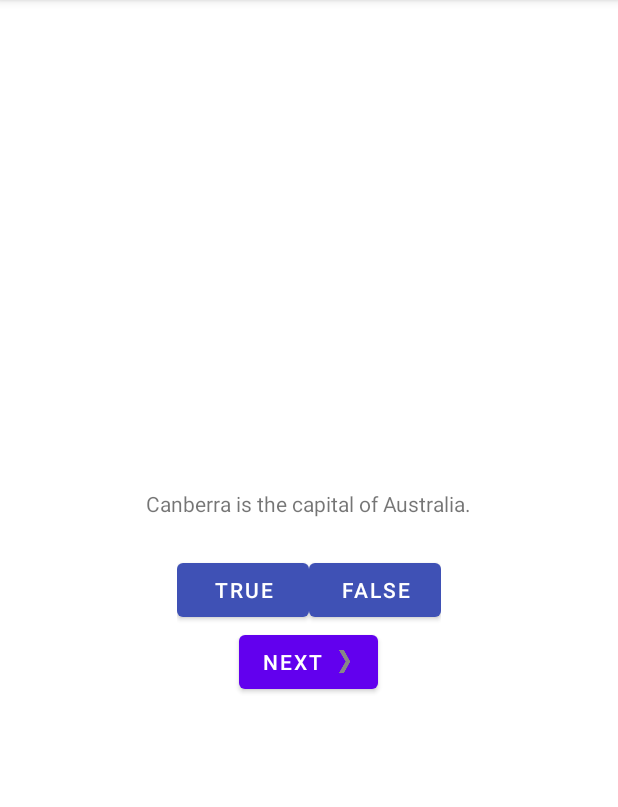
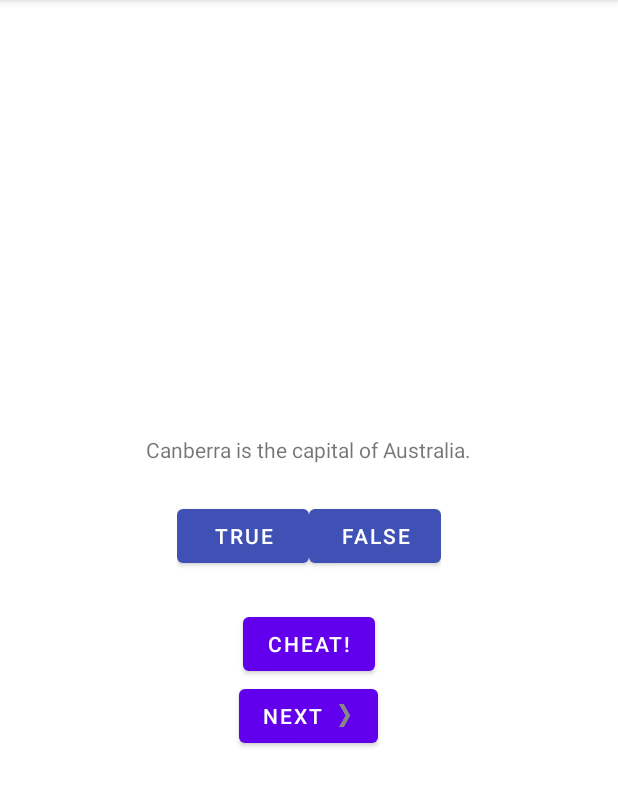
Before and after one commit to KranthiPyreddy/Android_Activity_Fragment, an Android app: the screen it shows after launch (MainActivity), after a tap on "TRUE", on a phone screen of 412 x 824 dp, the part 84-891 px from its top. Run offline under Robolectric (Android 15) with nearby library versions, the phone set to English and light mode, and no system bars.

Commit message:
Lab 5: Part A: Your Second Activity and Fragments

```diff
--- a/app/src/main/AndroidManifest.xml
+++ b/app/src/main/AndroidManifest.xml
@@ -9,8 +9,10 @@
         android:roundIcon="@mipmap/ic_launcher_round"
         android:supportsRtl="true"
         android:theme="@style/Theme.GeoQuiz">
+        <activity android:name=".CheatActivity"></activity>
         <activity android:name=".MainActivity">
             <intent-filter>
+
                 <action android:name="android.intent.action.MAIN" />
 
                 <category android:name="android.intent.category.LAUNCHER" />
--- a/app/src/main/java/com/bignerdranch/GeoQuiz/MainActivity.java
+++ b/app/src/main/java/com/bignerdranch/GeoQuiz/MainActivity.java
@@ -1,9 +1,12 @@
 package com.bignerdranch.GeoQuiz;
 
+import androidx.annotation.Nullable;
 import androidx.appcompat.app.AppCompatActivity;
 import androidx.lifecycle.ViewModelProvider;
 import androidx.lifecycle.ViewModelProviders;
 
+import android.app.Activity;
+import android.content.Intent;
 import android.os.Bundle;
 import android.view.View;
 import android.widget.Button;
@@ -26,6 +29,9 @@ public class MainActivity extends AppCompatActivity {
     private Button mNextButton; //5
     private TextView mQuestionTextView; //6
     private QuizViewModel mQuizViewModel; //7 //  Associate the activity with an instance of QuizViewModel.
+
+    private Button mCheatButton; //8
+    private final int REQUEST_CODE_CHEAT = 0; //9
 
 
     @Override
@@ -60,7 +66,6 @@ public class MainActivity extends AppCompatActivity {
         });
 
 
-
         //False button onClick event method
         mFalseButton = findViewById(R.id.false_button);
         mFalseButton.setOnClickListener(new View.OnClickListener() {
@@ -69,6 +74,19 @@ public class MainActivity extends AppCompatActivity {
                 //Toast.makeText(MainActivity.this, R.string.incorrect_toast, Toast.LENGTH_SHORT.show();
                 // Calling checkAnswer method and passed true boolean value, to avoid writing code in multiple places.
                 checkAnswer(true);
+            }
+        });
+        // Hook up the cheat button and set it’s onClickListener
+        mCheatButton = findViewById(R.id.cheat_button);
+        mCheatButton.setOnClickListener(new View.OnClickListener() {
+            @Override
+            public void onClick(View v) {
+                //start activity
+                //Intent intent = new Intent(MainActivity.this, CheatActivity.class);
+                boolean answerIsTrue = mQuizViewModel.currentQuestionAnswer();
+                Intent intent = CheatActivity.newIntent(MainActivity.this, answerIsTrue);
+                //startActivity(intent);
+                startActivityForResult(intent, REQUEST_CODE_CHEAT);
             }
         });
 
@@ -84,7 +102,7 @@ public class MainActivity extends AppCompatActivity {
         });
         //This is to being used by the other two methods both TRUE and FALSE
         updateQuestion();
-        }
+    }
 
     @Override
     public void onSaveInstanceState(Bundle savedInstanceState) {
@@ -98,31 +116,35 @@ public class MainActivity extends AppCompatActivity {
         super.onStart();
         Log.e(TAG, "onStart called.");
     }
+
     @Override
     public void onResume() {
         super.onResume();
         Log.d(TAG, "onResume() called.");
     }
+
     @Override
     public void onPause() {
         super.onPause();
         Log.d(TAG, "onPause() called.");
     }
+
     @Override
     public void onStop() {
         super.onStop();
         Log.d(TAG, "onStop() called.");
     }
+
     @Override
     public void onDestroy() {
         super.onDestroy();
         Log.d(TAG, "onDestroy() called.");
     }
 
-        ////Update method to show next question
-        private void updateQuestion () {
+    ////Update method to show next question
+    private void updateQuestion() {
         //int questionTextResId = mQuestionBank[mCurrentIndex].getTextResId();
-            int questionTextResId = mQuizViewModel.currentQuestionText();
+        int questionTextResId = mQuizViewModel.currentQuestionText();
         mQuestionTextView.setText(questionTextResId);
     }
 
@@ -130,10 +152,25 @@ public class MainActivity extends AppCompatActivity {
     private void checkAnswer(boolean answer) {
         //boolean correctAnswer = mQuestionBank[mCurrentIndex].isAnswer();
         boolean correctAnswer = mQuizViewModel.currentQuestionAnswer();
-        if (answer == correctAnswer) {
+        if (mQuizViewModel.isCheater()) {
+            Toast.makeText(this, R.string.judgment_toast, Toast.LENGTH_SHORT).show();
+        } else if (answer == correctAnswer) {
             Toast.makeText(this, R.string.correct_toast, Toast.LENGTH_SHORT).show();
         } else {
             Toast.makeText(this, R.string.incorrect_toast, Toast.LENGTH_SHORT).show();
         }
     }
+
+    @Override
+    protected void onActivityResult(int requestCode, int resultCode, @Nullable Intent data) {
+        super.onActivityResult(requestCode, resultCode, data);
+        if (resultCode != Activity.RESULT_OK) {
+            return;
+        }
+        if (requestCode == REQUEST_CODE_CHEAT) {
+            if (data != null) {
+                mQuizViewModel.setIsCheater(data.getBooleanExtra(CheatActivity.EXTRA_ANSWER_SHOWN, false));
+            }
+        }
+    }
 }
--- a/app/src/main/java/com/bignerdranch/GeoQuiz/QuizViewModel.java
+++ b/app/src/main/java/com/bignerdranch/GeoQuiz/QuizViewModel.java
@@ -3,6 +3,7 @@ import android.util.Log;
 import androidx.lifecycle.ViewModel;
 public class QuizViewModel extends ViewModel {
     private static String TAG = "QuizViewModel";
+    boolean mIsCheater = false;
     //Constructor
     int mCurrentIndex = 0;
     private Question[] mQuestionBank = {
@@ -22,4 +23,11 @@ public class QuizViewModel extends ViewModel {
     public void moveToNext() {
         mCurrentIndex = (mCurrentIndex + 1) % mQuestionBank.length;
     }
+
+    public boolean isCheater() {
+        return mIsCheater;
+    }
+    public void setIsCheater(boolean isCheater) {
+        mIsCheater = isCheater;
+    }
 }
--- a/app/src/main/res/layout-land/activity_main.xml
+++ b/app/src/main/res/layout-land/activity_main.xml
@@ -1,26 +1,26 @@
 <?xml version="1.0" encoding="utf-8"?>
 <FrameLayout xmlns:android="http://schemas.android.com/apk/res/android"
+    xmlns:app="http://schemas.android.com/apk/res-auto"
+
     xmlns:tools="http://schemas.android.com/tools"
-
-    xmlns:app="http://schemas.android.com/apk/res-auto"
     android:layout_width="match_parent"
     android:layout_height="match_parent"
     android:gravity="center"
     android:orientation="vertical">
 
     <TextView
+        android:id="@+id/question_text_view"
         android:layout_width="wrap_content"
         android:layout_height="wrap_content"
+        android:layout_gravity="center_horizontal"
         android:padding="24dp"
-        android:layout_gravity= "center_horizontal"
-        android:id="@+id/question_text_view"
-        tools:text="@string/question_australia"/>
+        tools:text="@string/question_australia" />
 
     <LinearLayout
         android:layout_width="wrap_content"
         android:layout_height="wrap_content"
-        android:orientation="horizontal"
-        android:layout_gravity="center_vertical|center_horizontal">
+        android:layout_gravity="center_vertical|center_horizontal"
+        android:orientation="horizontal">
 
         <Button
             android:id="@+id/true_button"
@@ -31,20 +31,28 @@
 
         <Button
             android:id="@+id/false_button"
+            android:layout_width="wrap_content"
             android:layout_height="wrap_content"
             android:text="@string/false_button"
-            app:backgroundTint="#3F51B5"
-            android:layout_width="wrap_content" />
+            app:backgroundTint="#3F51B5" />
 
     </LinearLayout>
+
+    <Button
+        android:id="@+id/cheat_button"
+        android:layout_width="wrap_content"
+        android:layout_height="wrap_content"
+        android:layout_gravity="bottom|center_horizontal"
+        android:text="@string/cheat_button" />
+
     <Button
         android:id="@+id/next_button"
         android:layout_width="wrap_content"
         android:layout_height="wrap_content"
         android:layout_gravity="bottom|right"
-        android:text="@string/next_button"
         android:drawableEnd="@drawable/arrow_right"
+        android:drawableRight="@drawable/arrow_right"
         android:drawablePadding="4dp"
-        android:drawableRight="@drawable/arrow_right"/>
+        android:text="@string/next_button" />
 
 </FrameLayout>
--- a/app/src/main/res/layout/activity_main.xml
+++ b/app/src/main/res/layout/activity_main.xml
@@ -37,6 +37,12 @@
 
     </LinearLayout>
     <Button
+    android:id="@+id/cheat_button"
+    android:layout_width="wrap_content"
+    android:layout_height="wrap_content"
+    android:layout_marginTop="24dp"
+    android:text="@string/cheat_button" />
+    <Button
     android:id="@+id/next_button"
     android:layout_width="wrap_content"
     android:layout_height="wrap_content"
--- a/app/src/main/res/values/strings.xml
+++ b/app/src/main/res/values/strings.xml
@@ -11,6 +11,11 @@
     <string name="false_button">False</string>
     <string name="correct_toast">Correct!</string>
     <string name="incorrect_toast">Incorrect!</string>
+    //Add all the strings you will need for this second Activity
+    <string name="warning_text">Are you sure you want to do this?</string>
+    <string name="show_answer_button">Show Answer</string>
+    <string name="cheat_button">Cheat!</string>
+    <string name="judgment_toast">Cheating is wrong.</string>
 
     <string name="next_button">Next</string>
 
```
Also changed, not shown: app/src/main/java/com/bignerdranch/GeoQuiz/CheatActivity.java (added, +50 -0 lines), app/src/main/res/layout/activity_cheat.xml (added, +29 -0 lines).
